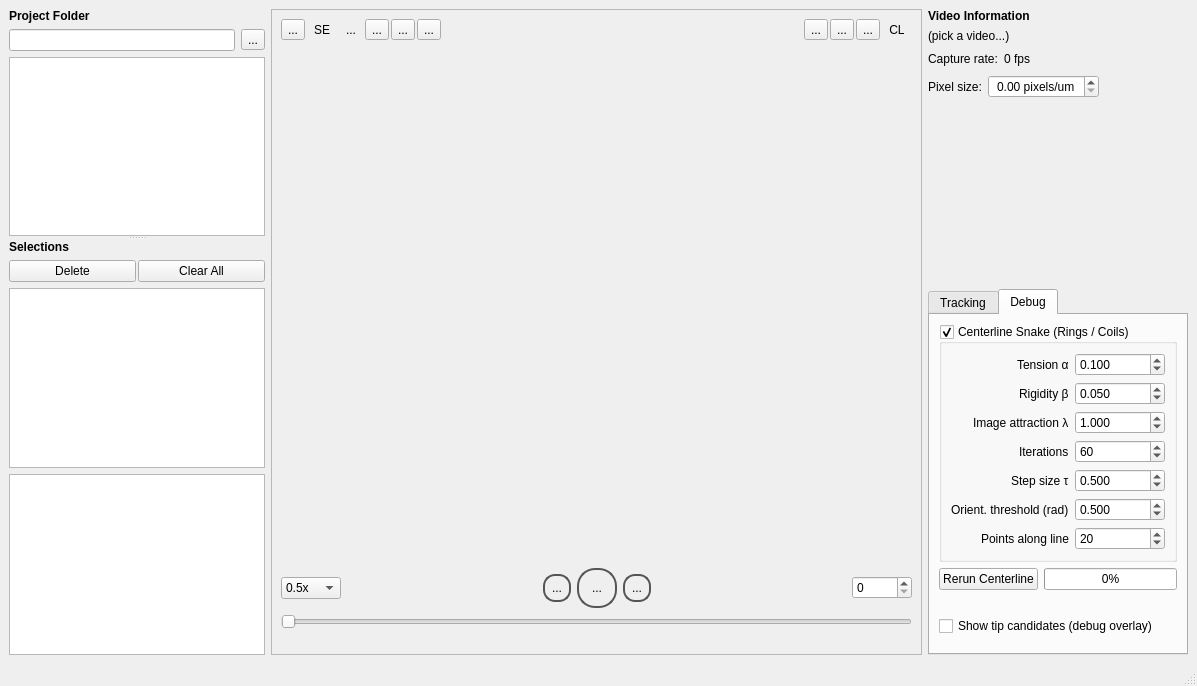
The window that src/gui/mainwindow.ui (adwolfe/yawt) describes before a commit, drawn with Qt 5.
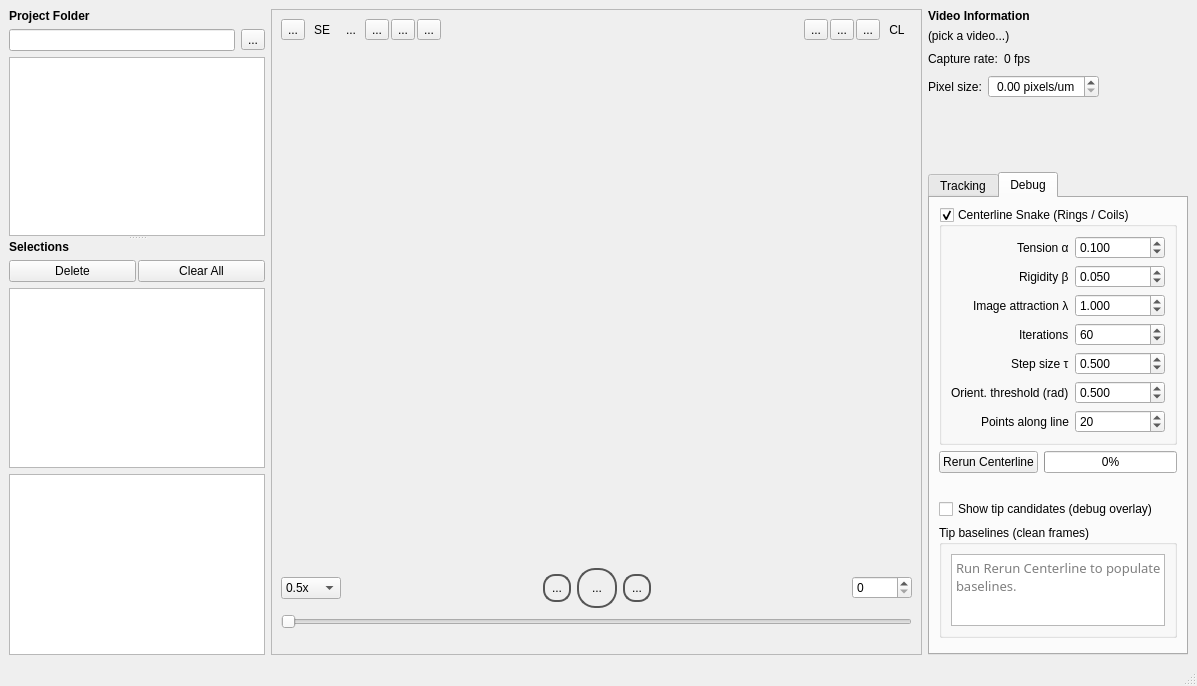
The same window after the commit. The open tabs and pages were chosen to show the change. Icons and pictures are not drawn. Custom widgets are drawn as their Qt base class.

The edit to the form file:
```diff
--- a/src/gui/mainwindow.ui
+++ b/src/gui/mainwindow.ui
@@ -1326,6 +1326,28 @@
                <property name="toolTip"><string>Overlay per-frame candidate nose/tail points on each visible blob. Filled green circles = Zhang-Suen skeleton degree-1 endpoints. Hollow magenta squares = local maxima of outer-contour curvature. The downstream head/tail assignment step will consume these candidates instead of inheriting endpoints from the previous frame.</string></property>
               </widget>
              </item>
+             <item>
+              <widget class="QGroupBox" name="tipBaselineGroup">
+               <property name="title"><string>Tip baselines (clean frames)</string></property>
+               <property name="toolTip"><string>Per-worm running distributions of tip features, accumulated only from clean-topology frames (no ring, not merged, both tips skeleton-confirmed). Feeds the head/tail discriminator in disrupted frames. Refreshed at the end of each centerline pass.</string></property>
+               <property name="flat"><bool>false</bool></property>
+               <layout class="QVBoxLayout" name="tipBaselineLayout">
+                <item>
+                 <widget class="QPlainTextEdit" name="tipBaselineTextEdit">
+                  <property name="readOnly"><bool>true</bool></property>
+                  <property name="maximumHeight"><number>180</number></property>
+                  <property name="placeholderText"><string>Run Rerun Centerline to populate baselines.</string></property>
+                  <property name="font">
+                   <font>
+                    <family>Menlo</family>
+                    <pointsize>10</pointsize>
+                   </font>
+                  </property>
+                 </widget>
+                </item>
+               </layout>
+              </widget>
+             </item>
              <item>
               <spacer name="debugTabSpacer">
                <property name="orientation">
```
